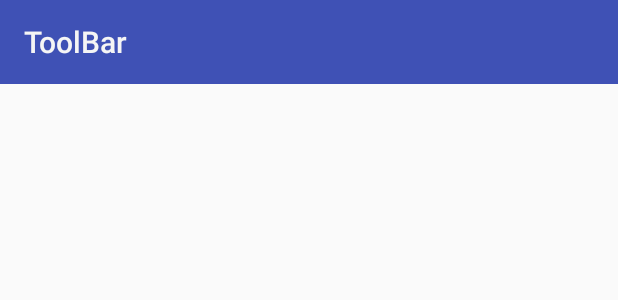
After one commit to kopysovdenis/VKontakteMVP, an Android app: the layout activity_base.xml on its own in the app's theme, with its tools: preview values and no code run, on a phone screen of 412 x 824 dp. The commit adds this screen. Shown: the top 300 px of the screen. Run offline under Robolectric (Android 15) with nearby library versions, the phone set to English and light mode, and no system bars.

Commit message:
Basic layout Connecting the base layout Transition between fragments

```diff
--- a/app/src/main/java/www/performancelab/com/vkontaktetest/common/manager/MyFragmentManager.java
+++ b/app/src/main/java/www/performancelab/com/vkontaktetest/common/manager/MyFragmentManager.java
@@ -23,14 +23,13 @@ public class MyFragmentManager {
             commitAddTransaction(activity, fragment, transaction,false);
         }
     }
-    public void  addFragment(BaseActivity activity, BaseFragment fragment, @IdRes int containerId){
+    public void addFragment(BaseActivity activity, BaseFragment fragment, @IdRes int containerId){
         if (activity != null && !activity.isFinishing() && !isAlreadyContains(fragment)) {
             FragmentTransaction transaction = createAddTransaction(activity, fragment, true);
             transaction.add(containerId, fragment);
             commitAddTransaction(activity, fragment, transaction, true);
             }
         }
-
 
     private FragmentTransaction createAddTransaction(BaseActivity activity, BaseFragment fragment, boolean addToBackStack){
         FragmentTransaction fragmentTransaction = activity.getSupportFragmentManager().beginTransaction();
--- /dev/null
+++ b/app/src/main/res/layout/activity_base.xml
@@ -0,0 +1,12 @@
+<?xml version="1.0" encoding="utf-8"?>
+<LinearLayout xmlns:android="http://schemas.android.com/apk/res/android"
+    android:layout_width="match_parent"
+    android:layout_height="match_parent"
+    android:orientation="vertical">
+
+    <include layout="@layout/toolbar_layout"/>
+    <FrameLayout
+        android:id="@+id/main_wrapper"
+        android:layout_width="match_parent"
+        android:layout_height="match_parent"/>
+</LinearLayout>
--- /dev/null
+++ b/app/src/main/res/layout/toolbar_layout.xml
@@ -0,0 +1,18 @@
+<?xml version="1.0" encoding="utf-8"?>
+<LinearLayout xmlns:android="http://schemas.android.com/apk/res/android"
+    xmlns:app="http://schemas.android.com/apk/res-auto"
+    android:orientation="vertical"
+    android:layout_width="match_parent"
+    android:layout_height="match_parent">
+
+    <android.support.v7.widget.Toolbar
+        android:id="@+id/toolbar"
+        android:layout_width="match_parent"
+        android:layout_height="?attr/actionBarSize"
+        android:background="@color/colorPrimary"
+        app:title="ToolBar"
+        app:titleTextColor="@color/colorDefoultWhite"
+        app:popupTheme="@style/ThemeOverlay.AppCompat.Light"
+        />
+
+</LinearLayout>
--- a/app/src/main/res/values/colors.xml
+++ b/app/src/main/res/values/colors.xml
@@ -3,4 +3,6 @@
     <color name="colorPrimary">#3F51B5</color>
     <color name="colorPrimaryDark">#303F9F</color>
     <color name="colorAccent">#FF4081</color>
+
+    <color name="colorDefoultWhite"> #F5F5F5</color>
 </resources>
--- a/app/src/main/res/values/styles.xml
+++ b/app/src/main/res/values/styles.xml
@@ -1,7 +1,7 @@
 <resources>
 
     <!-- Base application theme. -->
-    <style name="AppTheme" parent="Theme.AppCompat.Light.DarkActionBar">
+    <style name="AppTheme" parent="Theme.AppCompat.Light.NoActionBar">
         <!-- Customize your theme here. -->
         <item name="colorPrimary">@color/colorPrimary</item>
         <item name="colorPrimaryDark">@color/colorPrimaryDark</item>
```
Also changed, not shown: app/src/main/java/www/performancelab/com/vkontaktetest/ui/activity/BaseActivity.java (+57 -1 lines), app/src/main/java/www/performancelab/com/vkontaktetest/ui/activity/MainActivity.java (+6 -1 lines), app/src/main/java/www/performancelab/com/vkontaktetest/ui/fragment/BaseFragment.java (+27 -1 lines).
